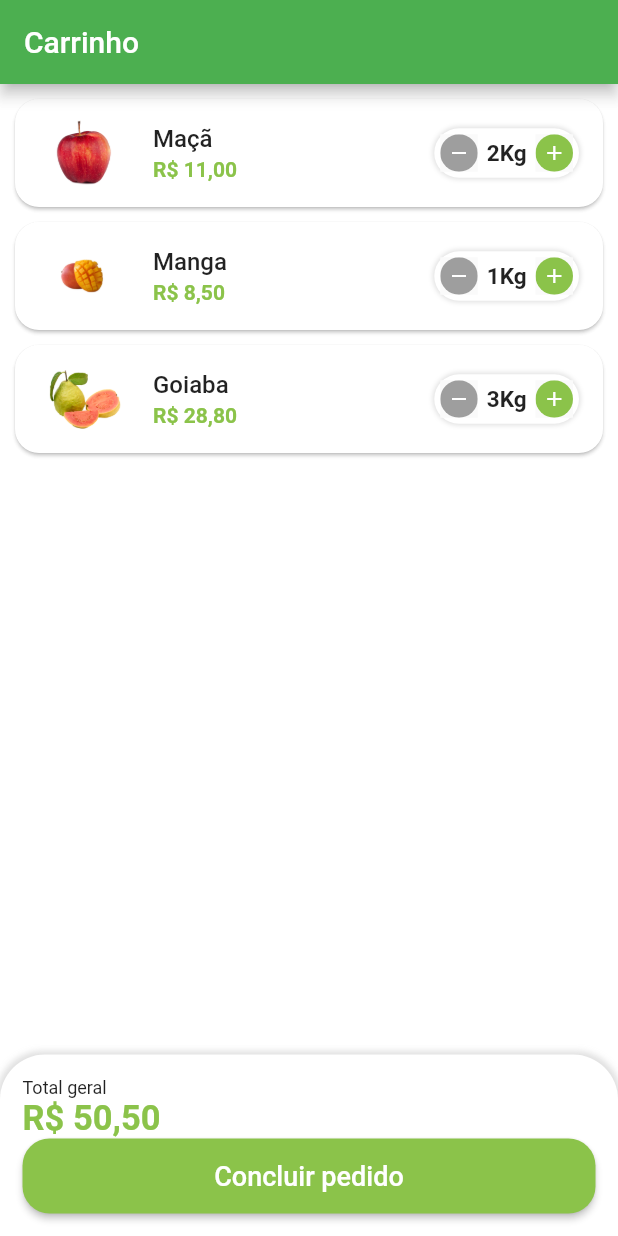
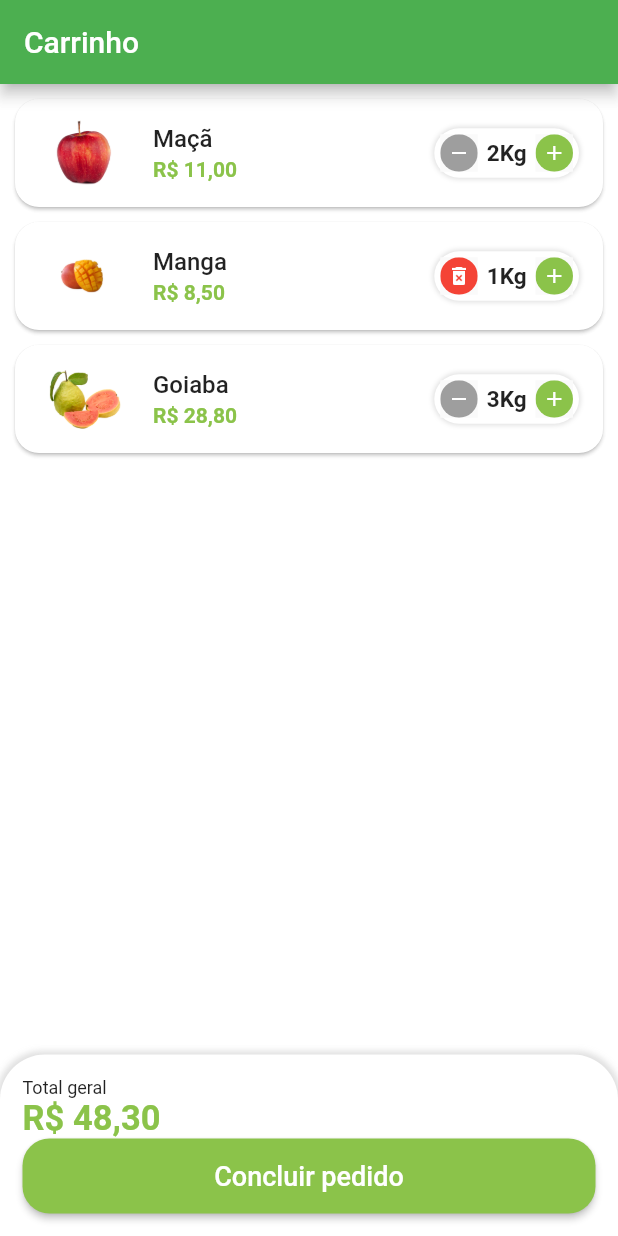
Before and after one commit to leomoreira597/Greengrocer, a Flutter app: the CartTab screen opened directly, on a phone screen of 412 x 824 dp. Run offline on Flutter 3.47's test engine with Material 2 defaults, Android fonts, the phone set to English and light mode, and no system bars; our stand-ins replace animated_text_kit, badges, mask_text_input_formatter.

Commit message:
terminando a tela do carrinho

```diff
--- a/lib/src/pages/cart/cart_tab.dart
+++ b/lib/src/pages/cart/cart_tab.dart
@@ -4,10 +4,33 @@
 import 'package:greengrocer/src/services/utils_services.dart';
 import 'package:greengrocer/src/config/app_data.dart' as appData;
 
-class CartTab extends StatelessWidget {
-  CartTab({Key? key}) : super(key: key);
+import '../../models/cart_item_model.dart';
 
+class CartTab extends StatefulWidget {
+  const CartTab({Key? key}) : super(key: key);
+
+  @override
+  State<CartTab> createState() => _CartTabState();
+}
+
+class _CartTabState extends State<CartTab> {
   final UtilsServices utilsServices = UtilsServices();
+
+  void removeItemFromCart(CartItemModel cartItem) {
+    setState(() {
+      appData.cartItens.remove(cartItem);
+    });
+  }
+
+  double cartTotalPrice() {
+    double total = 0;
+    setState(() {
+      for (var item in appData.cartItens) {
+        total += item.totalPrice();
+      }
+    });
+    return total;
+  }
 
   @override
   Widget build(BuildContext context) {
@@ -21,7 +44,9 @@
             child: ListView.builder(
               itemCount: appData.cartItens.length,
               itemBuilder: (_, index) {
-                return CartTile(cartItem: appData.cartItens[index]);
+                return CartTile(
+                    cartItem: appData.cartItens[index],
+                    remove: removeItemFromCart);
               },
             ),
           ),
@@ -46,7 +71,7 @@
                   style: TextStyle(fontSize: 12),
                 ),
                 Text(
-                  utilsServices.priceToCurrency(50.5),
+                  utilsServices.priceToCurrency(cartTotalPrice()),
                   style: TextStyle(
                     fontSize: 23,
                     color: CustomColors.customSwatchColor,
@@ -56,7 +81,9 @@
                 SizedBox(
                   height: 50,
                   child: ElevatedButton(
-                    onPressed: () {},
+                    onPressed: () async{
+                      bool? result = await showOrderConfirmation();
+                    },
                     style: ElevatedButton.styleFrom(
                       backgroundColor: CustomColors.customSwatchColor,
                       shape: RoundedRectangleBorder(
@@ -78,4 +105,38 @@
       ),
     );
   }
+
+  Future<bool?> showOrderConfirmation() {
+    return showDialog<bool>(
+      context: context,
+      builder: (context) {
+        return AlertDialog(
+          shape: RoundedRectangleBorder(
+            borderRadius: BorderRadius.circular(20),
+          ),
+          title: const Text("Confirmação"),
+          content: const Text("Deseja realmente concluir o pedido?"),
+          actions: [
+            TextButton(
+              onPressed: () {
+                Navigator.of(context).pop(false);
+              },
+              child: const Text("Não"),
+            ),
+            ElevatedButton(
+              onPressed: () {
+                Navigator.of(context).pop(true);
+              },
+              child: const Text("Sim"),
+              style: ElevatedButton.styleFrom(
+                shape: RoundedRectangleBorder(
+                  borderRadius: BorderRadius.circular(20),
+                ),
+              ),
+            ),
+          ],
+        );
+      },
+    );
+  }
 }
--- a/lib/src/pages/cart/widgets/cart_tile.dart
+++ b/lib/src/pages/cart/widgets/cart_tile.dart
@@ -4,43 +4,56 @@
 import 'package:greengrocer/src/services/utils_services.dart';
 import 'package:greengrocer/src/widgets/quantity_widget.dart';
 
-class CartTile extends StatelessWidget {
+class CartTile extends StatefulWidget {
   final CartItemModel cartItem;
+  final Function(CartItemModel) remove;
 
-  CartTile({Key? key, required this.cartItem}) : super(key: key);
+  const CartTile({Key? key, required this.cartItem, required this.remove})
+      : super(key: key);
 
+  @override
+  State<CartTile> createState() => _CartTileState();
+}
+
+class _CartTileState extends State<CartTile> {
   final UtilsServices utilsServices = UtilsServices();
 
   @override
   Widget build(BuildContext context) {
     return Card(
       margin: const EdgeInsets.fromLTRB(10, 10, 10, 0),
-      shape: RoundedRectangleBorder(
-        borderRadius: BorderRadius.circular(16)
-      ),
+      shape: RoundedRectangleBorder(borderRadius: BorderRadius.circular(16)),
       child: ListTile(
         leading: Image.asset(
-          cartItem.item.imageUrl,
+          widget.cartItem.item.imageUrl,
           height: 60,
           width: 60,
         ),
         title: Text(
-          cartItem.item.itemName,
+          widget.cartItem.item.itemName,
           style: const TextStyle(
             fontWeight: FontWeight.w500,
           ),
         ),
         subtitle: Text(
-          utilsServices.priceToCurrency(cartItem.totalPrice()),
+          utilsServices.priceToCurrency(widget.cartItem.totalPrice()),
           style: TextStyle(
             color: CustomColors.customSwatchColor,
             fontWeight: FontWeight.bold,
           ),
         ),
         trailing: QuantityWidget(
-          suffixText: cartItem.item.unit,
-          value: cartItem.quantity,
-          result: (quantity) {},
+          suffixText: widget.cartItem.item.unit,
+          value: widget.cartItem.quantity,
+          isRemovable: true,
+          result: (quantity) {
+            setState(() {
+              widget.cartItem.quantity = quantity;
+              if (quantity == 0) {
+                widget.remove(widget.cartItem);
+              }
+            });
+          },
         ),
       ),
     );
--- a/lib/src/widgets/quantity_widget.dart
+++ b/lib/src/widgets/quantity_widget.dart
@@ -5,11 +5,13 @@
   final int value;
   final String suffixText;
   final Function(int quantity) result;
+  final bool isRemovable;
 
   const QuantityWidget(
       {required this.value,
       required this.suffixText,
       required this.result,
+      this.isRemovable = false,
       Key? key})
       : super(key: key);
 
@@ -32,10 +34,12 @@
         mainAxisSize: MainAxisSize.min,
         children: [
           _QuantityButton(
-            backgroundButton: Colors.grey,
-            iconButton: Icons.remove,
+            backgroundButton:
+                !isRemovable || value > 1 ? Colors.grey : Colors.red,
+            iconButton:
+                !isRemovable || value > 1 ? Icons.remove : Icons.delete_forever,
             onPressed: () {
-              if(value == 1) return;
+              if (value == 1 && !isRemovable  ) return;
               int resultCount = value - 1;
               result(resultCount);
             },
```
